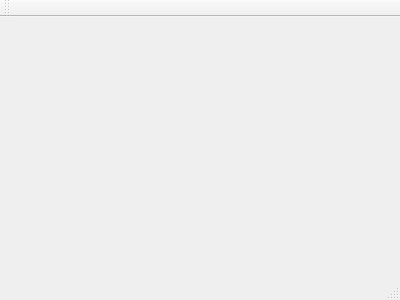
Before: the Qt Designer form Project/FlaKas/MainWindow.ui in nilsspeetzen/SEP, drawn with Qt 5.
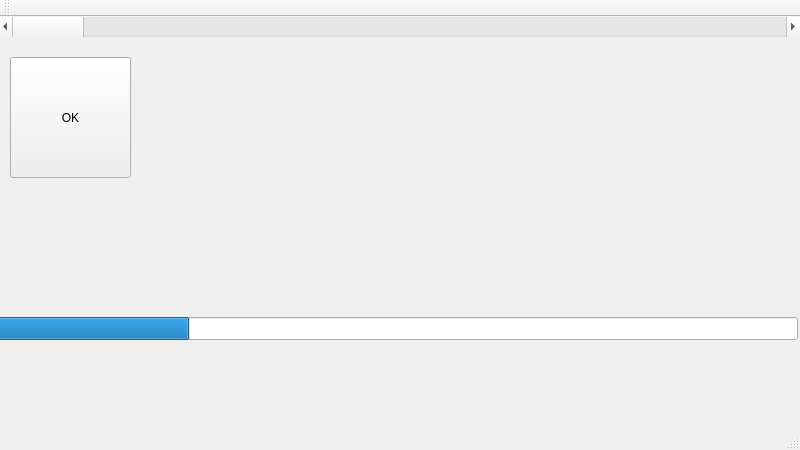
After: the same form once the commit is applied.

What changed in the file:
```diff
--- a/Project/FlaKas/MainWindow.ui
+++ b/Project/FlaKas/MainWindow.ui
@@ -1,24 +1,85 @@
 <ui version="4.0">
- <class>WorldMachine</class>
- <widget class="QMainWindow" name="WorldMachine" >
-  <property name="geometry" >
+ <class>MainWindow</class>
+ <widget class="QMainWindow" name="MainWindow">
+  <property name="geometry">
    <rect>
     <x>0</x>
     <y>0</y>
-    <width>400</width>
-    <height>300</height>
+    <width>800</width>
+    <height>450</height>
    </rect>
   </property>
   <property name="windowTitle" >
    <string>WorldMachine</string>
   </property>
-  <widget class="QMenuBar" name="menuBar" />
-  <widget class="QToolBar" name="mainToolBar" />
-  <widget class="QWidget" name="centralWidget" />
-  <widget class="QStatusBar" name="statusBar" />
+  <widget class="QWidget" name="centralWidget">
+   <widget class="QScrollBar" name="horizontalScrollBar">
+    <property name="geometry">
+     <rect>
+      <x>-1</x>
+      <y>-1</y>
+      <width>801</width>
+      <height>21</height>
+     </rect>
+    </property>
+    <property name="orientation">
+     <enum>Qt::Horizontal</enum>
+    </property>
+   </widget>
+   <widget class="QPushButton" name="pushButton">
+    <property name="geometry">
+     <rect>
+      <x>10</x>
+      <y>40</y>
+      <width>121</width>
+      <height>121</height>
+     </rect>
+    </property>
+    <property name="text">
+     <string>OK</string>
+    </property>
+   </widget>
+   <widget class="QProgressBar" name="progressBar">
+    <property name="geometry">
+     <rect>
+      <x>-3</x>
+      <y>300</y>
+      <width>801</width>
+      <height>23</height>
+     </rect>
+    </property>
+    <property name="value">
+     <number>24</number>
+    </property>
+    <property name="textVisible">
+     <bool>false</bool>
+    </property>
+    <property name="invertedAppearance">
+     <bool>false</bool>
+    </property>
+   </widget>
+  </widget>
+  <widget class="QMenuBar" name="menuBar">
+   <property name="geometry">
+    <rect>
+     <x>0</x>
+     <y>0</y>
+     <width>800</width>
+     <height>21</height>
+    </rect>
+   </property>
+  </widget>
+  <widget class="QToolBar" name="mainToolBar">
+   <attribute name="toolBarArea">
+    <enum>TopToolBarArea</enum>
+   </attribute>
+   <attribute name="toolBarBreak">
+    <bool>false</bool>
+   </attribute>
+  </widget>
+  <widget class="QStatusBar" name="statusBar"/>
  </widget>
- <layoutDefault spacing="6" margin="11" />
- <pixmapfunction></pixmapfunction>
+ <layoutdefault spacing="6" margin="11"/>
  <resources/>
  <connections/>
 </ui>
```
Left out of the diff: 5 changed lines with no effect on the pictures.
